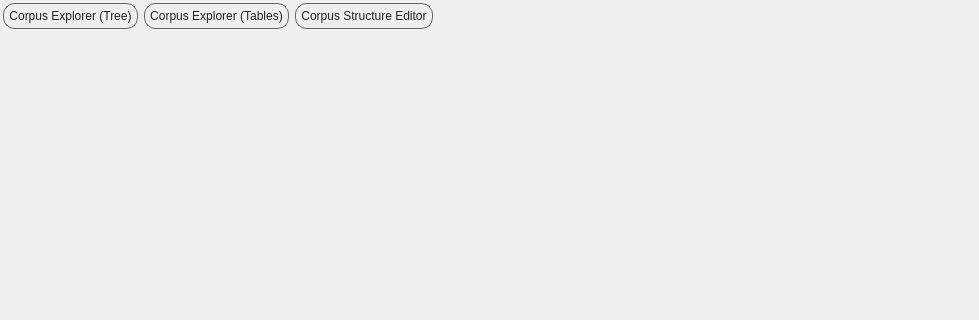
Before: the Qt Designer form app/corpus/CorpusModeWidget.ui in praaline/Praaline, drawn with Qt 5; both pictures show x 0 to 979 and y 0 to 320 of the 979 by 635 pixel window.
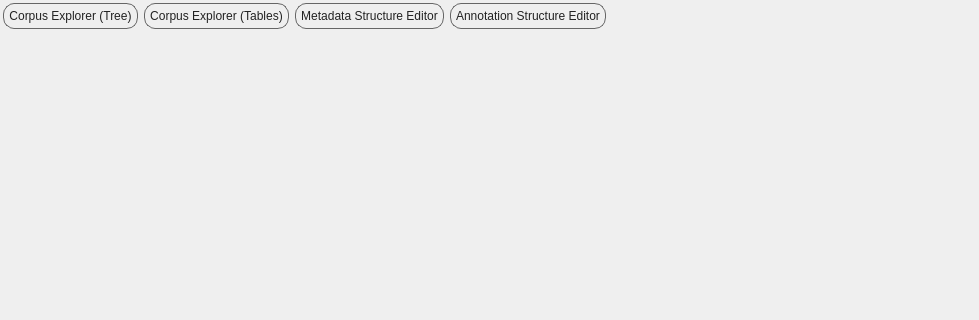
After: the same form once the commit is applied.

Commit message: New version of Qtilities Changes in corpus structure editors (separation) Main window improvements Added help Statistics mode restructuring starts

Patch:
```diff
--- a/app/corpus/CorpusModeWidget.ui
+++ b/app/corpus/CorpusModeWidget.ui
@@ -26,9 +26,6 @@
    <property name="bottomMargin">
     <number>0</number>
    </property>
-   <property name="spacing">
-    <number>0</number>
-   </property>
    <item row="0" column="0">
     <widget class="QWidget" name="topFrame" native="true">
      <property name="sizePolicy">
@@ -96,8 +93,8 @@
         </property>
        </widget>
       </item>
-      <item row="0" column="3">
-       <widget class="QPushButton" name="commandCorpusStructureEditor">
+      <item row="0" column="1">
+       <widget class="QPushButton" name="commandCorpusExplorerTables">
         <property name="sizePolicy">
          <sizepolicy hsizetype="Fixed" vsizetype="Fixed">
           <horstretch>0</horstretch>
@@ -105,11 +102,11 @@
          </sizepolicy>
         </property>
         <property name="text">
-         <string>Corpus Structure Editor</string>
+         <string>Corpus Explorer (Tables)</string>
         </property>
        </widget>
       </item>
-      <item row="0" column="4">
+      <item row="0" column="5">
        <spacer name="horizontalSpacer">
         <property name="orientation">
          <enum>Qt::Horizontal</enum>
@@ -122,8 +119,8 @@
         </property>
        </spacer>
       </item>
-      <item row="0" column="1">
-       <widget class="QPushButton" name="commandCorpusExplorerTables">
+      <item row="0" column="3">
+       <widget class="QPushButton" name="commandMetadataStructureEditor">
         <property name="sizePolicy">
          <sizepolicy hsizetype="Fixed" vsizetype="Fixed">
           <horstretch>0</horstretch>
@@ -131,7 +128,20 @@
          </sizepolicy>
         </property>
         <property name="text">
-         <string>Corpus Explorer (Tables)</string>
+         <string>Metadata Structure Editor</string>
+        </property>
+       </widget>
+      </item>
+      <item row="0" column="4">
+       <widget class="QPushButton" name="commandAnnotationStructureEditor">
+        <property name="sizePolicy">
+         <sizepolicy hsizetype="Fixed" vsizetype="Fixed">
+          <horstretch>0</horstretch>
+          <verstretch>0</verstretch>
+         </sizepolicy>
+        </property>
+        <property name="text">
+         <string>Annotation Structure Editor</string>
         </property>
        </widget>
       </item>
```
Left out of the diff: 26 changed lines with no effect on the pictures. The commit also changes 265 other files.
